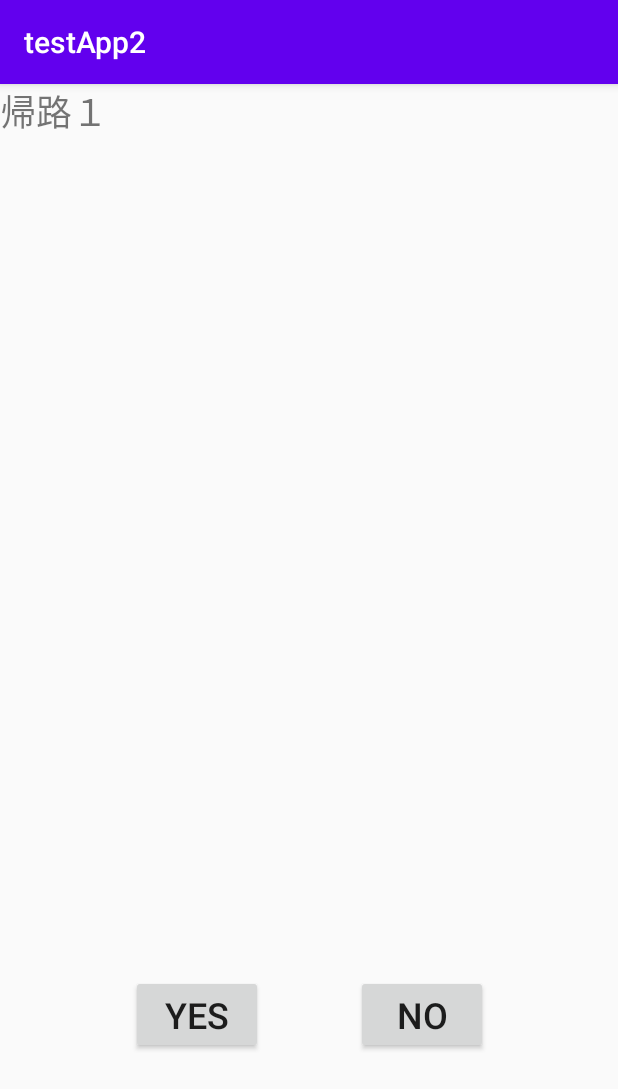
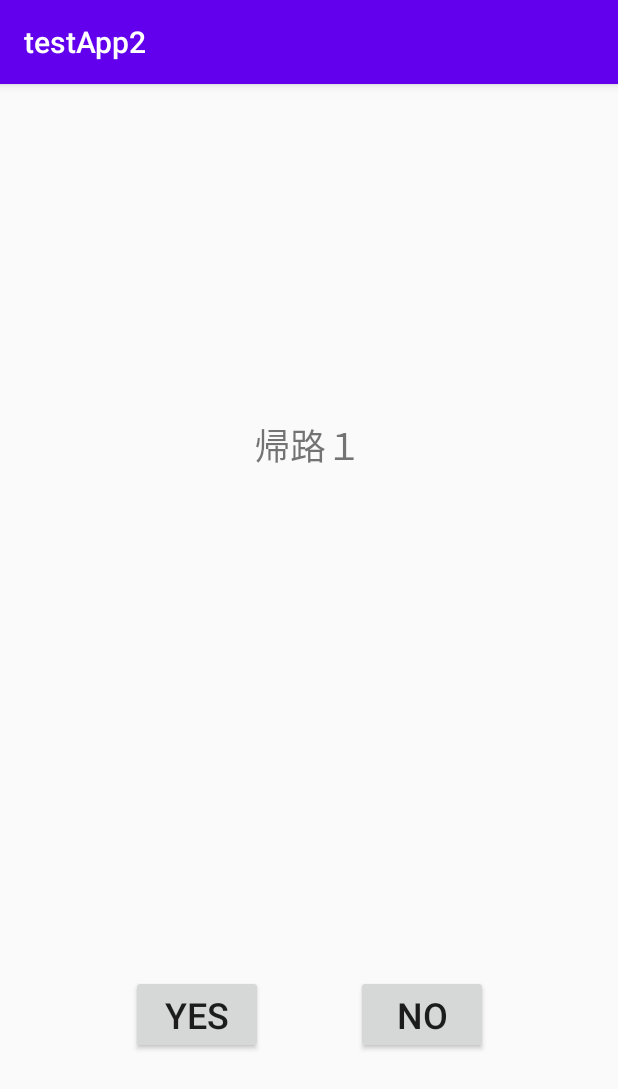
Before and after one commit to konan-pbl-2021/OQ, an Android app: the kitaku1Activity screen opened directly, with no data from a screen before it, on a phone screen of 412 x 824 dp. Shown: the top 1089 px of the screen. Run offline under Robolectric (Android 15) with nearby library versions, the phone set to English and light mode, and no system bars.

Commit message:
帰宅１から２を繋げました

```diff
--- a/app/src/main/java/com/example/oq/HomeActivity.java
+++ b/app/src/main/java/com/example/oq/HomeActivity.java
@@ -25,7 +25,7 @@ public class HomeActivity extends AppCompatActivity {
         noButton.setOnClickListener(new View.OnClickListener() {
             @Override
             public void onClick(View v) {
-                Intent intent = new Intent(HomeActivity.this,Go1Activity.class);
+                Intent intent = new Intent(HomeActivity.this,GameoverActivity.class);
                 startActivity(intent);
             }
         });
--- a/app/src/main/java/com/example/oq/kitaku1Activity.java
+++ b/app/src/main/java/com/example/oq/kitaku1Activity.java
@@ -2,7 +2,10 @@ package com.example.oq;
 
 import androidx.appcompat.app.AppCompatActivity;
 
+import android.content.Intent;
 import android.os.Bundle;
+import android.view.View;
+import android.widget.Button;
 
 public class kitaku1Activity extends AppCompatActivity {
 
@@ -10,5 +13,13 @@ public class kitaku1Activity extends AppCompatActivity {
     protected void onCreate(Bundle savedInstanceState) {
         super.onCreate(savedInstanceState);
         setContentView(R.layout.activity_kitaku1);
+        Button scButton = (Button)findViewById(R.id.success);
+        scButton.setOnClickListener(new View.OnClickListener() {
+            @Override
+            public void onClick(View v) {
+                Intent intent = new Intent(kitaku1Activity.this,kitaku2Activity.class);
+                startActivity(intent);
+            }
+        });
     }
 }
--- a/app/src/main/res/layout/activity_kitaku1.xml
+++ b/app/src/main/res/layout/activity_kitaku1.xml
@@ -34,10 +34,14 @@
 
     <TextView
         android:id="@+id/kitakusentakusi1"
-        android:layout_width="184dp"
-        android:layout_height="105dp"
+        android:layout_width="wrap_content"
+        android:layout_height="wrap_content"
         android:text="帰路１"
         android:textSize="24sp"
-        tools:layout_editor_absoluteX="113dp"
-        tools:layout_editor_absoluteY="136dp" />
+        app:layout_constraintBottom_toBottomOf="parent"
+        app:layout_constraintEnd_toEndOf="parent"
+        app:layout_constraintHorizontal_bias="0.498"
+        app:layout_constraintStart_toStartOf="parent"
+        app:layout_constraintTop_toTopOf="parent"
+        app:layout_constraintVertical_bias="0.304" />
 </androidx.constraintlayout.widget.ConstraintLayout>
```
